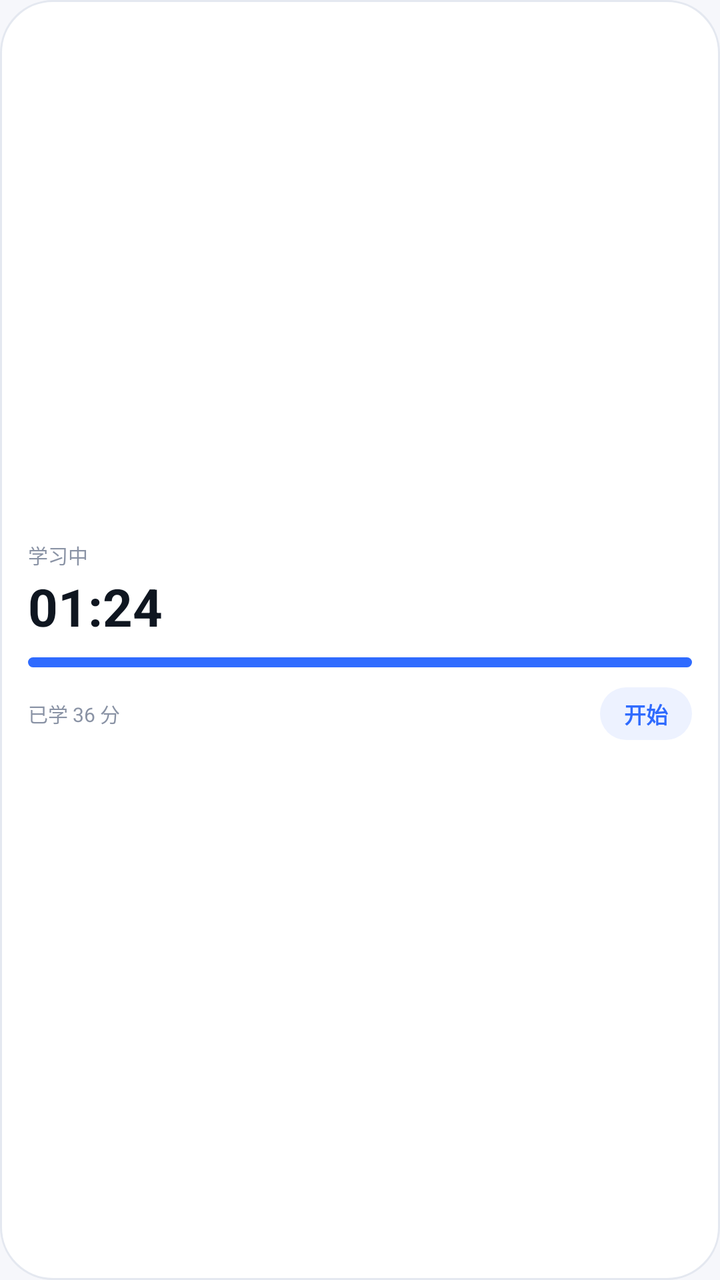
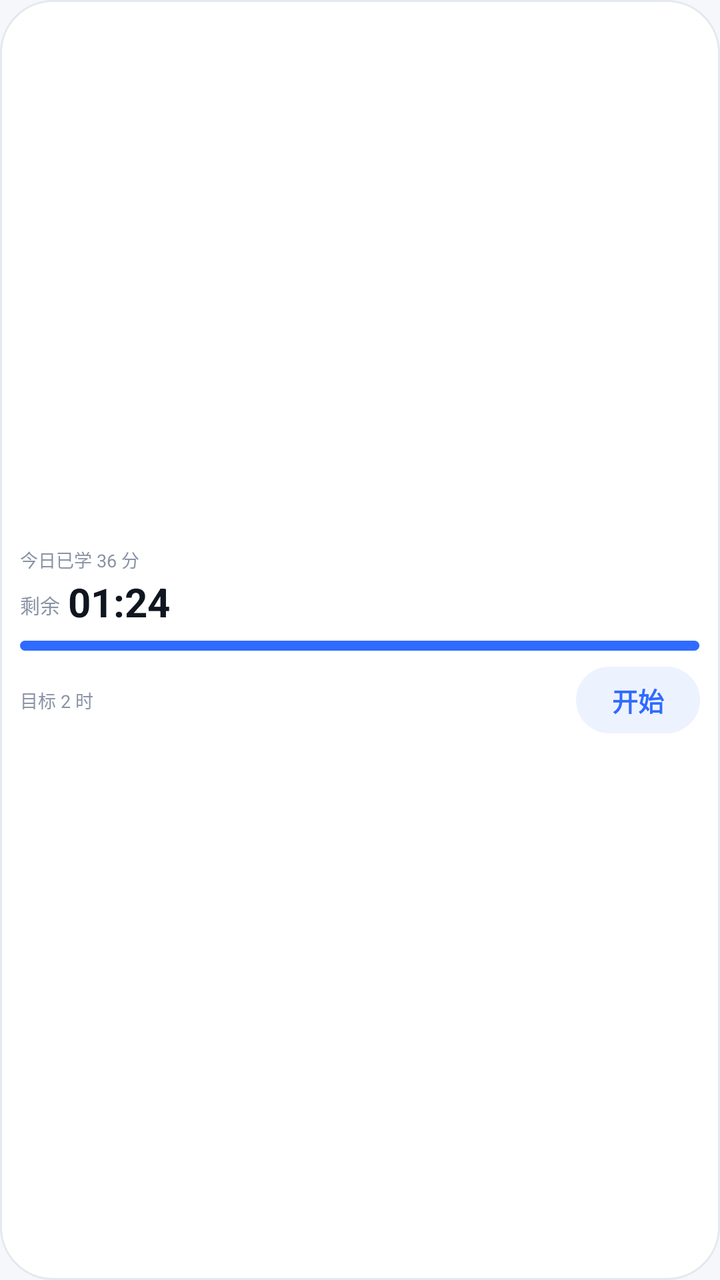

An Android layout rendered at two revisions. The XML below is the earlier revision; the diff shows what the commit changed to produce the second picture.
<!-- AndroidManifest.xml: application theme Theme.StudyTick -->
<!-- res/layout/widget_preview.xml -->
<?xml version="1.0" encoding="utf-8"?>
<LinearLayout xmlns:android="http://schemas.android.com/apk/res/android"
    android:layout_width="110dp"
    android:layout_height="110dp"
    android:background="@drawable/bg_widget_preview"
    android:gravity="center_vertical"
    android:orientation="vertical"
    android:padding="14dp">

    <TextView
        android:layout_width="wrap_content"
        android:layout_height="wrap_content"
        android:text="学习中"
        android:textColor="#8A93A5"
        android:textSize="10sp" />

    <TextView
        android:layout_width="wrap_content"
        android:layout_height="wrap_content"
        android:layout_marginTop="1dp"
        android:fontFamily="sans-serif"
        android:text="01:24"
        android:textColor="#0F1620"
        android:textSize="26sp"
        android:textStyle="bold" />

    <LinearLayout
        android:layout_width="match_parent"
        android:layout_height="5dp"
        android:layout_marginTop="8dp"
        android:background="@drawable/bg_widget_preview_bar"
        android:orientation="horizontal" />

    <LinearLayout
        android:layout_width="match_parent"
        android:layout_height="wrap_content"
        android:layout_marginTop="10dp"
        android:gravity="center_vertical"
        android:orientation="horizontal">

        <TextView
            android:layout_width="0dp"
            android:layout_height="wrap_content"
            android:layout_weight="1"
            android:text="已学 36 分"
            android:textColor="#8A93A5"
            android:textSize="10sp" />

        <TextView
            android:layout_width="wrap_content"
            android:layout_height="wrap_content"
            android:background="@drawable/widget_pill_bg"
            android:paddingLeft="12dp"
            android:paddingTop="5dp"
            android:paddingRight="12dp"
            android:paddingBottom="5dp"
            android:text="开始"
            android:textColor="#2F6BFF"
            android:textSize="11sp"
            android:textStyle="bold" />
    </LinearLayout>

</LinearLayout>
<!-- resources referenced by this layout -->
<resources>
  <!-- drawable bg_widget_preview (drawable) -->
  <?xml version="1.0" encoding="utf-8"?>
  <shape xmlns:android="http://schemas.android.com/apk/res/android"
      android:shape="rectangle">
      <solid android:color="#FFFFFF" />
      <corners android:radius="26dp" />
      <stroke
          android:width="1dp"
          android:color="#E4E8F0" />
  </shape>
  <!-- drawable bg_widget_preview_bar (drawable) -->
  <?xml version="1.0" encoding="utf-8"?>
  <shape xmlns:android="http://schemas.android.com/apk/res/android"
      android:shape="rectangle">
      <solid android:color="#2F6BFF" />
      <corners android:radius="4dp" />
  </shape>
  <!-- drawable widget_pill_bg (drawable) -->
  <?xml version="1.0" encoding="utf-8"?>
  <shape xmlns:android="http://schemas.android.com/apk/res/android"
      android:shape="rectangle">
      <solid android:color="#EDF2FF" />
      <corners android:radius="40dp" />
  </shape>
  <style name="Theme.StudyTick" parent="android:Theme.Material.Light.NoActionBar">
          <item name="android:windowBackground">@color/app_bg</item>
          <item name="android:statusBarColor">@android:color/transparent</item>
          <item name="android:navigationBarColor">@android:color/transparent</item>
          <item name="android:windowLightStatusBar">true</item>
      </style>
  <color name="app_bg">#F6F7FB</color>
</resources>

<!-- the commit's change to res/layout/widget_preview.xml (unified diff, before → after) -->
@@ -1,40 +1,68 @@
 <?xml version="1.0" encoding="utf-8"?>
+
 <LinearLayout xmlns:android="http://schemas.android.com/apk/res/android"
     android:layout_width="110dp"
     android:layout_height="110dp"
     android:background="@drawable/bg_widget_preview"
     android:gravity="center_vertical"
     android:orientation="vertical"
-    android:padding="14dp">
+    android:padding="10dp">
 
     <TextView
-        android:layout_width="wrap_content"
+        android:layout_width="match_parent"
         android:layout_height="wrap_content"
-        android:text="学习中"
+        android:ellipsize="end"
+        android:maxLines="1"
+        android:text="今日已学 36 分"
         android:textColor="#8A93A5"
-        android:textSize="10sp" />
+        android:textSize="9sp" />
 
-    <TextView
-        android:layout_width="wrap_content"
+    <LinearLayout
+        android:layout_width="match_parent"
         android:layout_height="wrap_content"
         android:layout_marginTop="1dp"
-        android:fontFamily="sans-serif"
-        android:text="01:24"
-        android:textColor="#0F1620"
-        android:textSize="26sp"
-        android:textStyle="bold" />
+        android:gravity="bottom"
+        android:orientation="horizontal">
+
+        <TextView
+            android:layout_width="wrap_content"
+            android:layout_height="wrap_content"
+            android:layout_marginEnd="4dp"
+            android:layout_marginBottom="2dp"
+            android:text="剩余"
+            android:textColor="#8A93A5"
+            android:textSize="10sp" />
+
+        <TextView
+            android:layout_width="wrap_content"
+            android:layout_height="wrap_content"
+            android:fontFamily="sans-serif"
+            android:maxLines="1"
+            android:text="01:24"
+            android:textColor="#0F1620"
+            android:textSize="20sp"
+            android:textStyle="bold" />
+    </LinearLayout>
 
     <LinearLayout
         android:layout_width="match_parent"
         android:layout_height="5dp"
-        android:layout_marginTop="8dp"
-        android:background="@drawable/bg_widget_preview_bar"
-        android:orientation="horizontal" />
+        android:layout_marginTop="6dp"
+        android:background="@drawable/bg_widget_preview_track"
+        android:orientation="horizontal">
+
+        <LinearLayout
+            android:layout_width="0dp"
+            android:layout_height="match_parent"
+            android:layout_weight="0.6"
+            android:background="@drawable/bg_widget_preview_bar"
+            android:orientation="horizontal" />
+    </LinearLayout>
 
     <LinearLayout
         android:layout_width="match_parent"
         android:layout_height="wrap_content"
-        android:layout_marginTop="10dp"
+        android:layout_marginTop="8dp"
         android:gravity="center_vertical"
         android:orientation="horizontal">
 
@@ -42,21 +70,24 @@
             android:layout_width="0dp"
             android:layout_height="wrap_content"
             android:layout_weight="1"
-            android:text="已学 36 分"
+            android:ellipsize="end"
+            android:maxLines="1"
+            android:text="目标 2 时"
             android:textColor="#8A93A5"
-            android:textSize="10sp" />
+            android:textSize="9sp" />
 
         <TextView
             android:layout_width="wrap_content"
             android:layout_height="wrap_content"
             android:background="@drawable/widget_pill_bg"
-            android:paddingLeft="12dp"
-            android:paddingTop="5dp"
-            android:paddingRight="12dp"
-            android:paddingBottom="5dp"
+            android:maxLines="1"
+            android:paddingLeft="18dp"
+            android:paddingTop="7dp"
+            android:paddingRight="18dp"
+            android:paddingBottom="7dp"
             android:text="开始"
             android:textColor="#2F6BFF"
-            android:textSize="11sp"
+            android:textSize="13sp"
             android:textStyle="bold" />
     </LinearLayout>
 
<!-- resource entries referenced after the edit -->
@@ -17,6 +17,13 @@
       <solid android:color="#2F6BFF" />
       <corners android:radius="4dp" />
   </shape>
+  <!-- drawable bg_widget_preview_track (drawable) -->
+  <?xml version="1.0" encoding="utf-8"?>
+  <shape xmlns:android="http://schemas.android.com/apk/res/android"
+      android:shape="rectangle">
+      <solid android:color="#E6EBF5" />
+      <corners android:radius="3dp" />
+  </shape>
   <!-- drawable widget_pill_bg (drawable) -->
   <?xml version="1.0" encoding="utf-8"?>
   <shape xmlns:android="http://schemas.android.com/apk/res/android"
